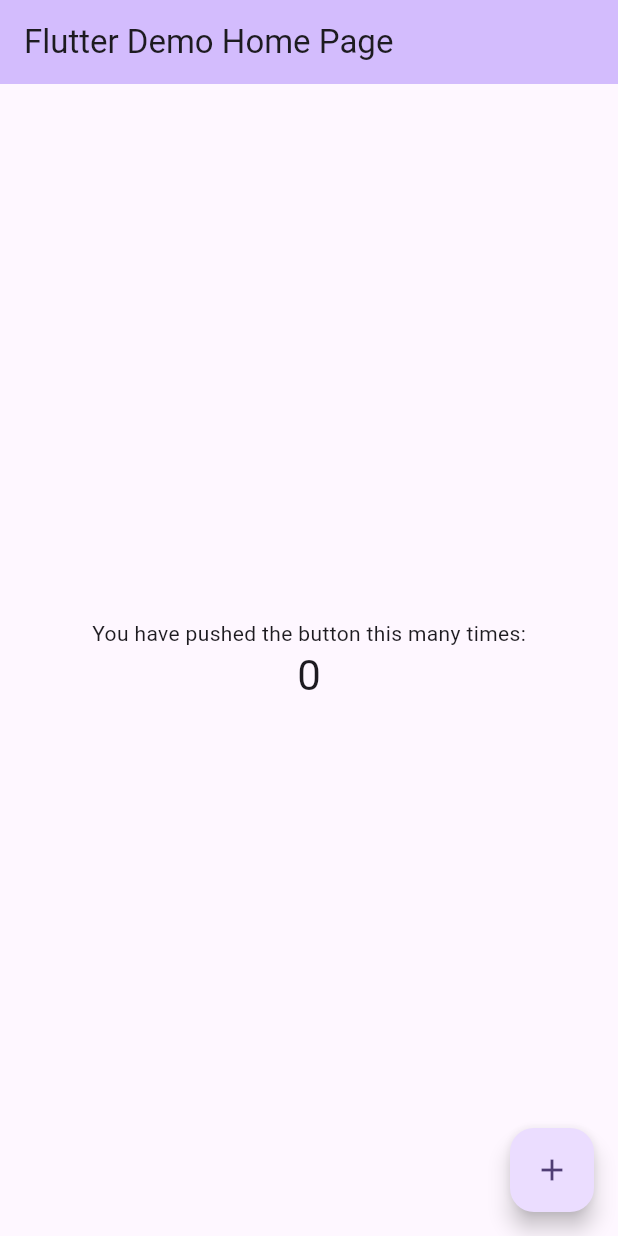
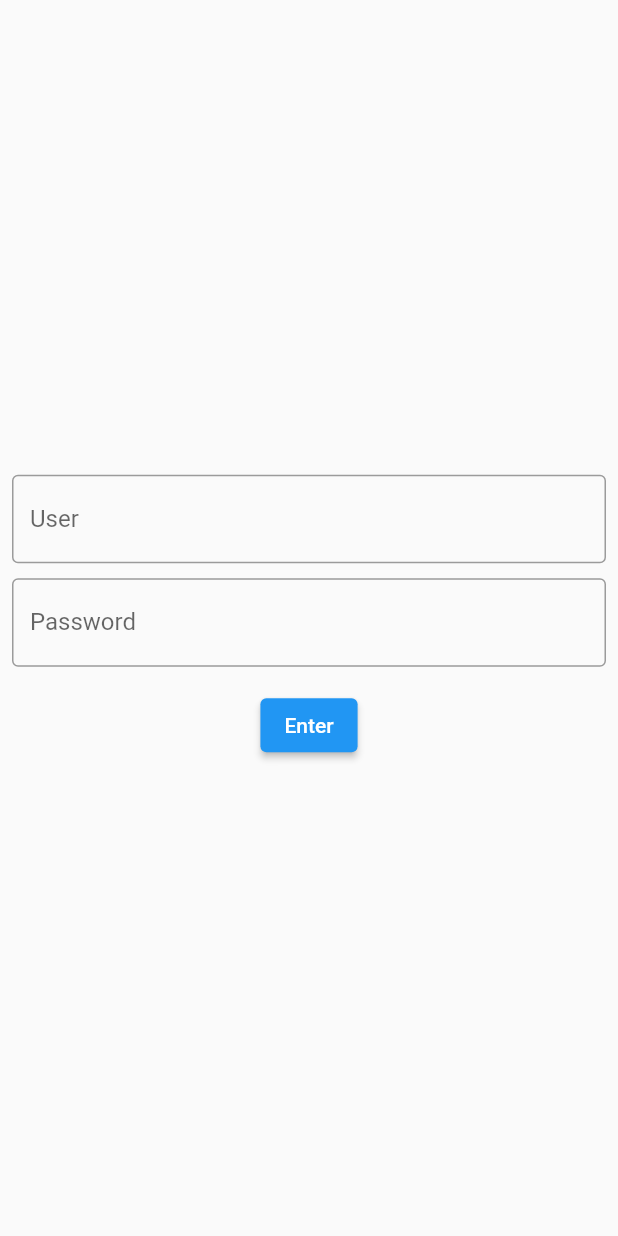
Before and after one commit to FelipeZelent/P.I---Delta, a Flutter app: the screen it shows after launch, on a phone screen of 412 x 824 dp. Run offline on Flutter 3.47's test engine with Material 2 defaults, Android fonts, the phone set to English and light mode, and no system bars.

Commit message:
Tela de Login

```diff
--- a/appstore/lib/main.dart
+++ b/appstore/lib/main.dart
@@ -1,3 +1,4 @@
+import 'package:appstore/screens/login.dart';
 import 'package:flutter/material.dart';
 
 void main() {
@@ -11,115 +12,8 @@ class MyApp extends StatelessWidget {
   @override
   Widget build(BuildContext context) {
     return MaterialApp(
-      title: 'Flutter Demo',
-      theme: ThemeData(
-        // This is the theme of your application.
-        //
-        // TRY THIS: Try running your application with "flutter run". You'll see
-        // the application has a blue toolbar. Then, without quitting the app,
-        // try changing the seedColor in the colorScheme below to Colors.green
-        // and then invoke "hot reload" (save your changes or press the "hot
-        // reload" button in a Flutter-supported IDE, or press "r" if you used
-        // the command line to start the app).
-        //
-        // Notice that the counter didn't reset back to zero; the application
-        // state is not lost during the reload. To reset the state, use hot
-        // restart instead.
-        //
-        // This works for code too, not just values: Most code changes can be
-        // tested with just a hot reload.
-        colorScheme: ColorScheme.fromSeed(seedColor: Colors.deepPurple),
-        useMaterial3: true,
-      ),
-      home: const MyHomePage(title: 'Flutter Demo Home Page'),
+      debugShowCheckedModeBanner: false,
+      home: LoginPage(),
     );
   }
 }
-
-class MyHomePage extends StatefulWidget {
-  const MyHomePage({super.key, required this.title});
-
-  // This widget is the home page of your application. It is stateful, meaning
-  // that it has a State object (defined below) that contains fields that affect
-  // how it looks.
-
-  // This class is the configuration for the state. It holds the values (in this
-  // case the title) provided by the parent (in this case the App widget) and
-  // used by the build method of the State. Fields in a Widget subclass are
-  // always marked "final".
-
-  final String title;
-
-  @override
-  State<MyHomePage> createState() => _MyHomePageState();
-}
-
-class _MyHomePageState extends State<MyHomePage> {
-  int _counter = 0;
-
-  void _incrementCounter() {
-    setState(() {
-      // This call to setState tells the Flutter framework that something has
-      // changed in this State, which causes it to rerun the build method below
-      // so that the display can reflect the updated values. If we changed
-      // _counter without calling setState(), then the build method would not be
-      // called again, and so nothing would appear to happen.
-      _counter++;
-    });
-  }
-
-  @override
-  Widget build(BuildContext context) {
-    // This method is rerun every time setState is called, for instance as done
-    // by the _incrementCounter method above.
-    //
-    // The Flutter framework has been optimized to make rerunning build methods
-    // fast, so that you can just rebuild anything that needs updating rather
-    // than having to individually change instances of widgets.
-    return Scaffold(
-      appBar: AppBar(
-        // TRY THIS: Try changing the color here to a specific color (to
-        // Colors.amber, perhaps?) and trigger a hot reload to see the AppBar
-        // change color while the other colors stay the same.
-        backgroundColor: Theme.of(context).colorScheme.inversePrimary,
-        // Here we take the value from the MyHomePage object that was created by
-        // the App.build method, and use it to set our appbar title.
-        title: Text(widget.title),
-      ),
-      body: Center(
-        // Center is a layout widget. It takes a single child and positions it
-        // in the middle of the parent.
-        child: Column(
-          // Column is also a layout widget. It takes a list of children and
-          // arranges them vertically. By default, it sizes itself to fit its
-          // children horizontally, and tries to be as tall as its parent.
-          //
-          // Column has various properties to control how it sizes itself and
-          // how it positions its children. Here we use mainAxisAlignment to
-          // center the children vertically; the main axis here is the vertical
-          // axis because Columns are vertical (the cross axis would be
-          // horizontal).
-          //
-          // TRY THIS: Invoke "debug painting" (choose the "Toggle Debug Paint"
-          // action in the IDE, or press "p" in the console), to see the
-          // wireframe for each widget.
-          mainAxisAlignment: MainAxisAlignment.center,
-          children: <Widget>[
-            const Text(
-              'You have pushed the button this many times:',
-            ),
-            Text(
-              '$_counter',
-              style: Theme.of(context).textTheme.headlineMedium,
-            ),
-          ],
-        ),
-      ),
-      floatingActionButton: FloatingActionButton(
-        onPressed: _incrementCounter,
-        tooltip: 'Increment',
-        child: const Icon(Icons.add),
-      ), // This trailing comma makes auto-formatting nicer for build methods.
-    );
-  }
-}
--- /dev/null
+++ b/appstore/lib/screens/home.dart
@@ -0,0 +1,21 @@
+import 'package:flutter/material.dart';
+
+class HomePage extends StatefulWidget {
+  const HomePage({super.key});
+
+  @override
+  State<HomePage> createState() => _HomePageState();
+}
+
+class _HomePageState extends State<HomePage> {
+  @override
+  Widget build(BuildContext context) {
+    return MaterialApp(
+      title: 'Produtos',
+      theme: ThemeData(
+        primaryColor: Colors.blue,
+      ),
+      home: const Center(child: Text('produto')),
+    );
+  }
+}
--- /dev/null
+++ b/appstore/lib/screens/login.dart
@@ -0,0 +1,109 @@
+import 'package:flutter/material.dart';
+import '../services/api_service.dart';
+import 'home.dart';
+
+class LoginPage extends StatefulWidget {
+  const LoginPage({Key? key}) : super(key: key);
+
+  @override
+  _LoginPageState createState() => _LoginPageState();
+}
+
+class _LoginPageState extends State<LoginPage> {
+  TextEditingController _usernameController = TextEditingController();
+  TextEditingController _passwordController = TextEditingController();
+
+  @override
+  void dispose() {
+    _usernameController.dispose();
+    _passwordController.dispose();
+    super.dispose();
+  }
+
+  void _handleLogin() async {
+    final username = _usernameController.text;
+    final password = _passwordController.text;
+
+    try {
+      final response = await APIService.login(username, password);
+      print(response);
+
+      if (response.containsKey('token')) {
+        Navigator.pushReplacement(
+          context,
+          MaterialPageRoute(builder: (context) => HomePage()),
+        );
+      } else {
+        showDialog(
+          context: context,
+          builder: (context) => AlertDialog(
+            title: Text('Erro de Login'),
+            content: Text(
+                'Usuário ou senha incorretos. Por favor, tente novamente.'),
+            actions: [
+              TextButton(
+                onPressed: () => Navigator.pop(context),
+                child: Text('OK'),
+              ),
+            ],
+          ),
+        );
+      }
+    } catch (e) {
+      print(e);
+      showDialog(
+        context: context,
+        builder: (context) => AlertDialog(
+          title: Text('Erro de Login'),
+          content: Text(
+              'Ocorreu um erro durante o login. Por favor, tente novamente mais tarde.'),
+          actions: [
+            TextButton(
+              onPressed: () => Navigator.pop(context),
+              child: Text('OK'),
+            ),
+          ],
+        ),
+      );
+    }
+  }
+
+  @override
+  Widget build(BuildContext context) {
+    return Material(
+      child: SizedBox(
+        width: double.infinity,
+        height: double.infinity,
+        child: Padding(
+          padding: const EdgeInsets.all(8.0),
+          child: Column(
+            mainAxisAlignment: MainAxisAlignment.center,
+            children: [
+              TextField(
+                controller: _usernameController,
+                decoration: InputDecoration(
+                  border: OutlineInputBorder(),
+                  labelText: 'User',
+                ),
+              ),
+              SizedBox(height: 10),
+              TextField(
+                controller: _passwordController,
+                obscureText: true,
+                decoration: InputDecoration(
+                  border: OutlineInputBorder(),
+                  labelText: 'Password',
+                ),
+              ),
+              SizedBox(height: 15),
+              ElevatedButton(
+                onPressed: _handleLogin,
+                child: Text('Enter'),
+              ),
+            ],
+          ),
+        ),
+      ),
+    );
+  }
+}
--- /dev/null
+++ b/appstore/lib/services/api_service.dart
@@ -0,0 +1,23 @@
+import 'dart:convert';
+import 'package:http/http.dart' as http;
+
+class APIService {
+  static Future<Map<String, dynamic>> login(
+      String username, String password) async {
+    final url = Uri.parse('https://fakestoreapi.com/auth/login');
+    final headers = {'Content-Type': 'application/json'};
+    final body = jsonEncode({
+      'username': username,
+      'password': password,
+    });
+
+    final response = await http.post(url, headers: headers, body: body);
+
+    if (response.statusCode == 200) {
+      final data = jsonDecode(response.body);
+      return data;
+    } else {
+      throw Exception('Falha no login. Verifique o nome de usuário e a senha.');
+    }
+  }
+}
--- a/appstore/pubspec.yaml
+++ b/appstore/pubspec.yaml
@@ -30,6 +30,7 @@ environment:
 dependencies:
   flutter:
     sdk: flutter
+  http: ^0.13.4
 
 
   # The following adds the Cupertino Icons font to your application.
```
Also changed, not shown: appstore/lib/models/cart_item.dart (added), appstore/lib/models/product.dart (added), appstore/lib/screens/cart_screen.dart (added), appstore/pubspec.lock.
